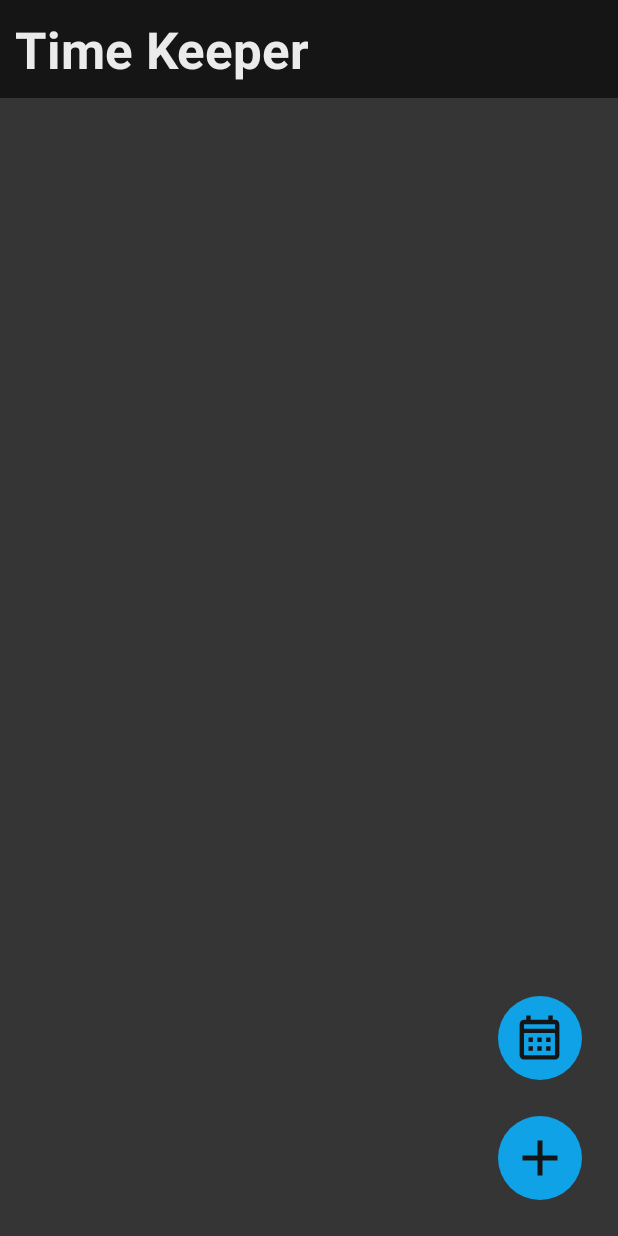
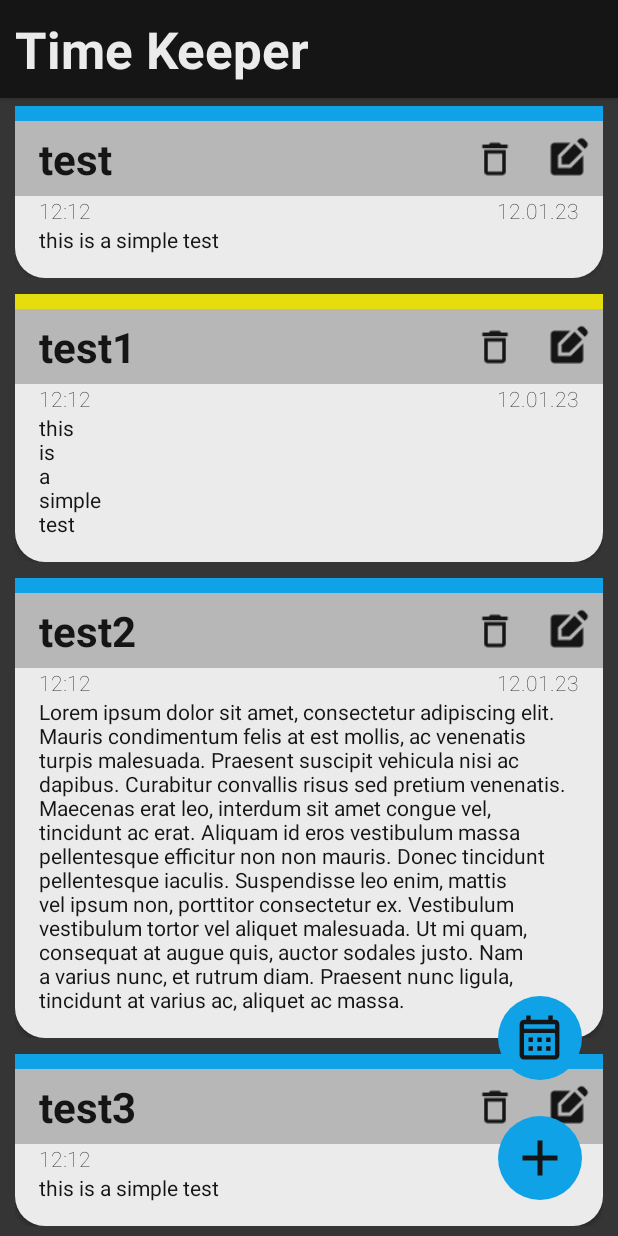
Before and after one commit to zigakk03/TimeKeeper, an Android app: the screen it shows after launch (MainActivity), on a phone screen of 412 x 824 dp. Run offline under Robolectric (Android 15) with nearby library versions, the phone set to English and light mode, and no system bars.

Commit message:
Display Notifications in RecyclerView and Apply Visual Enhancements

```diff
--- a/app/src/main/java/com/example/timekeeper/MainActivity.kt
+++ b/app/src/main/java/com/example/timekeeper/MainActivity.kt
@@ -5,6 +5,8 @@ import androidx.activity.enableEdgeToEdge
 import androidx.appcompat.app.AppCompatActivity
 import androidx.core.view.ViewCompat
 import androidx.core.view.WindowInsetsCompat
+import androidx.recyclerview.widget.LinearLayoutManager
+import androidx.recyclerview.widget.RecyclerView
 
 class MainActivity : AppCompatActivity() {
     override fun onCreate(savedInstanceState: Bundle?) {
@@ -16,5 +18,11 @@ class MainActivity : AppCompatActivity() {
             v.setPadding(systemBars.left, systemBars.top, systemBars.right, systemBars.bottom)
             insets
         }
+
+        val customNotificationAdapter = NotificationAdapter()
+
+        val notificationRecyclerView: RecyclerView = findViewById(R.id.rvNotifications)
+        notificationRecyclerView.layoutManager = LinearLayoutManager(this)
+        notificationRecyclerView.adapter = customNotificationAdapter
     }
 }
--- /dev/null
+++ b/app/src/main/java/com/example/timekeeper/Notification.kt
@@ -0,0 +1,9 @@
+package com.example.timekeeper
+
+data class Notification(
+    val colour: String?,
+    val title: String,
+    val description: String,
+    val time: String,
+    val date: String
+)
--- /dev/null
+++ b/app/src/main/java/com/example/timekeeper/NotificationAdapter.kt
@@ -0,0 +1,55 @@
+package com.example.timekeeper
+
+import android.graphics.Color
+import android.view.LayoutInflater
+import android.view.View
+import android.view.ViewGroup
+import android.widget.TextView
+import androidx.recyclerview.widget.RecyclerView
+
+class NotificationAdapter(
+    private val notificationList: MutableList<Notification> = mutableListOf(
+        Notification(null,"test", "this is a simple test", "12:12", "12.01.23"),
+        Notification("#E6DD0F","test1", "this\nis\na\nsimple\ntest", "12:12", "12.01.23"),
+        Notification(null,"test2", "Lorem ipsum dolor sit amet, consectetur adipiscing elit. Mauris condimentum felis at est mollis, ac venenatis turpis malesuada. Praesent suscipit vehicula nisi ac dapibus. Curabitur convallis risus sed pretium venenatis. Maecenas erat leo, interdum sit amet congue vel, tincidunt ac erat. Aliquam id eros vestibulum massa pellentesque efficitur non non mauris. Donec tincidunt pellentesque iaculis. Suspendisse leo enim, mattis vel ipsum non, porttitor consectetur ex. Vestibulum vestibulum tortor vel aliquet malesuada. Ut mi quam, consequat at augue quis, auctor sodales justo. Nam a varius nunc, et rutrum diam. Praesent nunc ligula, tincidunt at varius ac, aliquet ac massa.", "12:12", "12.01.23"),
+        Notification("","test3", "this is a simple test", "12:12", "12.01.23"),
+        Notification("","test3", "this is a simple test", "12:12", "12.01.23"),
+        Notification("#E6DD0F","test3", "this is a colour test", "12:12", "12.01.23"),
+        Notification("","test3", "this is a simple test", "12:12", "12.01.23"),
+        Notification("","test3", "this is a simple test", "12:12", "12.01.23"),
+        Notification(null,"test3", "this is a simple test", "12:12", "12.01.23"),
+        Notification("","test3", "this is a simple test", "12:12", "12.01.23"),
+        Notification("","test3", "this is a simple test", "12:12", "12.01.23"),
+        Notification("#E6DD0F","test3", "this is a simple test", "12:12", "12.01.23"),
+        Notification("#2DE60F","test3 tetetzetetezteeghfhffghfhfnklmlkkcsz hfjk hfhjd zfuthig gfbkn hgjk gkjbkg hkhg", "this is a simple test", "12:12", "12.01.23"),
+        Notification("#2DE60F","test3 jsalkdjaj\nisajdsa\njane", "this is a simple test", "12:12", "12.01.23"),
+        Notification("#2DE60F","test3", "this is a simple test", "12:12", "12.01.23"),
+        Notification(null,"test3", "this is a simple test", "12:12", "12.01.23"),
+        Notification("","test3", "this is a simple test", "12:12", "12.01.23"),
+        )
+): RecyclerView.Adapter<NotificationAdapter.NotificationViewHolder>() {
+
+    class NotificationViewHolder(itemView: View): RecyclerView.ViewHolder(itemView)
+
+    override fun onCreateViewHolder(parent: ViewGroup, viewType: Int): NotificationViewHolder {
+        val view = LayoutInflater.from(parent.context)
+            .inflate(R.layout.notification, parent, false)
+
+        return NotificationViewHolder(view)
+    }
+
+    override fun onBindViewHolder(holder: NotificationViewHolder, position: Int) {
+        val curNotification = notificationList[position]
+        if (!curNotification.colour.isNullOrEmpty()){
+            holder.itemView.findViewById<View>(R.id.vColorStrip).setBackgroundColor(Color.parseColor(curNotification.colour))
+        }
+        holder.itemView.findViewById<TextView>(R.id.tvTitle).text = curNotification.title
+        holder.itemView.findViewById<TextView>(R.id.tvDescription).text = curNotification.description
+        holder.itemView.findViewById<TextView>(R.id.tvDate).text = curNotification.date
+        holder.itemView.findViewById<TextView>(R.id.tvTime).text = curNotification.time
+    }
+
+    override fun getItemCount(): Int {
+        return notificationList.size
+    }
+}
--- a/app/src/main/res/layout/activity_main.xml
+++ b/app/src/main/res/layout/activity_main.xml
@@ -12,6 +12,7 @@
         android:layout_width="0dp"
         android:layout_height="wrap_content"
         android:background="@color/black"
+        android:elevation="4dp"
         android:padding="10dp"
         android:shadowColor="@color/black"
         android:text="@string/app_name"
@@ -27,6 +28,8 @@
         android:layout_width="0dp"
         android:layout_height="0dp"
         android:background="@color/jet"
+        android:clipToPadding="false"
+        android:paddingBottom="170dp"
         app:layout_constraintBottom_toBottomOf="parent"
         app:layout_constraintEnd_toEndOf="parent"
         app:layout_constraintStart_toStartOf="parent"
--- a/app/src/main/res/layout/notification.xml
+++ b/app/src/main/res/layout/notification.xml
@@ -5,14 +5,17 @@
     android:id="@+id/notificationView"
     android:layout_width="match_parent"
     android:layout_height="wrap_content"
-    android:layout_margin="5dp"
-    android:elevation="5dp">
+    android:layout_marginLeft="10dp"
+    android:layout_marginTop="5dp"
+    android:layout_marginRight="10dp"
+    android:layout_marginBottom="5dp">
 
     <View
         android:id="@+id/vColorStrip"
         android:layout_width="0dp"
         android:layout_height="10dp"
         android:background="@color/accent"
+        android:elevation="2dp"
         app:layout_constraintEnd_toEndOf="parent"
         app:layout_constraintStart_toStartOf="parent"
         app:layout_constraintTop_toTopOf="parent" />
@@ -20,10 +23,10 @@
     <View
         android:id="@+id/vTitle"
         android:layout_width="0dp"
-        android:layout_height="40dp"
+        android:layout_height="50dp"
         android:background="@color/silver"
+        android:elevation="2dp"
         app:layout_constraintEnd_toEndOf="parent"
-        app:layout_constraintHorizontal_bias="1.0"
         app:layout_constraintStart_toStartOf="parent"
         app:layout_constraintTop_toBottomOf="@+id/vColorStrip" />
 
@@ -32,6 +35,7 @@
         android:layout_width="0dp"
         android:layout_height="0dp"
         android:background="@drawable/rounded_bottom_corners"
+        android:elevation="2dp"
         app:layout_constraintBottom_toBottomOf="parent"
         app:layout_constraintEnd_toEndOf="parent"
         app:layout_constraintStart_toStartOf="parent"
@@ -42,10 +46,13 @@
         android:layout_width="0dp"
         android:layout_height="wrap_content"
         android:layout_marginStart="16dp"
-        android:layout_marginEnd="16dp"
+        android:layout_marginEnd="8dp"
+        android:elevation="2dp"
+        android:singleLine="true"
         android:text="TextView"
+        android:textAlignment="viewStart"
         android:textColor="@color/black"
-        android:textSize="20sp"
+        android:textSize="28sp"
         android:textStyle="bold"
         app:layout_constraintBottom_toBottomOf="@+id/vTitle"
         app:layout_constraintEnd_toStartOf="@+id/btnDelete"
@@ -56,9 +63,12 @@
         android:id="@+id/btnDelete"
         android:layout_width="wrap_content"
         android:layout_height="wrap_content"
-        android:layout_marginEnd="16dp"
         android:background="@color/empty"
-        android:padding="5dp"
+        android:elevation="2dp"
+        android:padding="12dp"
+        android:scaleType="center"
+        android:scaleX="1.2"
+        android:scaleY="1.2"
         android:src="@drawable/outline_delete_24"
         app:layout_constraintBottom_toBottomOf="@+id/vTitle"
         app:layout_constraintEnd_toStartOf="@+id/btnEdit"
@@ -68,9 +78,12 @@
         android:id="@+id/btnEdit"
         android:layout_width="wrap_content"
         android:layout_height="wrap_content"
-        android:layout_marginEnd="16dp"
         android:background="@color/empty"
-        android:padding="5dp"
+        android:elevation="2dp"
+        android:padding="12dp"
+        android:scaleType="center"
+        android:scaleX="1.2"
+        android:scaleY="1.2"
         android:src="@drawable/baseline_edit_square_24"
         app:layout_constraintBottom_toBottomOf="@+id/vTitle"
         app:layout_constraintEnd_toEndOf="@+id/vTitle"
@@ -81,6 +94,7 @@
         android:layout_width="wrap_content"
         android:layout_height="wrap_content"
         android:layout_marginStart="16dp"
+        android:elevation="2dp"
         android:fontFamily="sans-serif-thin"
         android:text="TextView"
         android:textAllCaps="false"
@@ -93,6 +107,7 @@
         android:layout_width="wrap_content"
         android:layout_height="wrap_content"
         android:layout_marginEnd="16dp"
+        android:elevation="2dp"
         android:fontFamily="sans-serif-thin"
         android:text="TextView"
         android:textColor="@color/black"
@@ -106,6 +121,7 @@
         android:layout_marginStart="16dp"
         android:layout_marginEnd="16dp"
         android:layout_marginBottom="16dp"
+        android:elevation="2dp"
         android:text="TextView"
         android:textColor="@color/black"
         app:layout_constraintBottom_toBottomOf="@+id/vContent"
```
